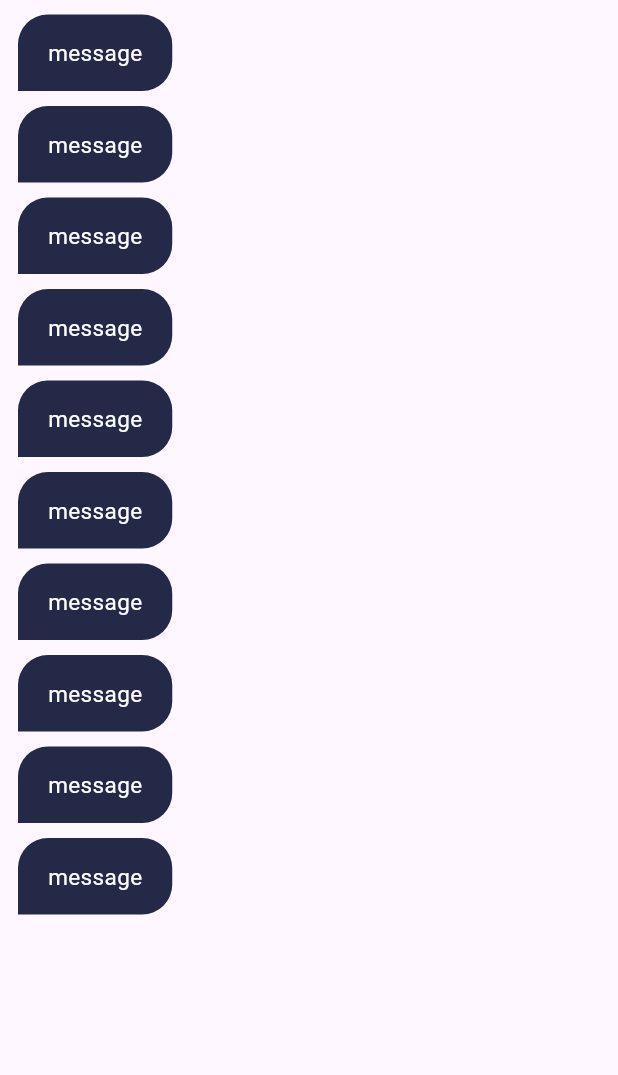
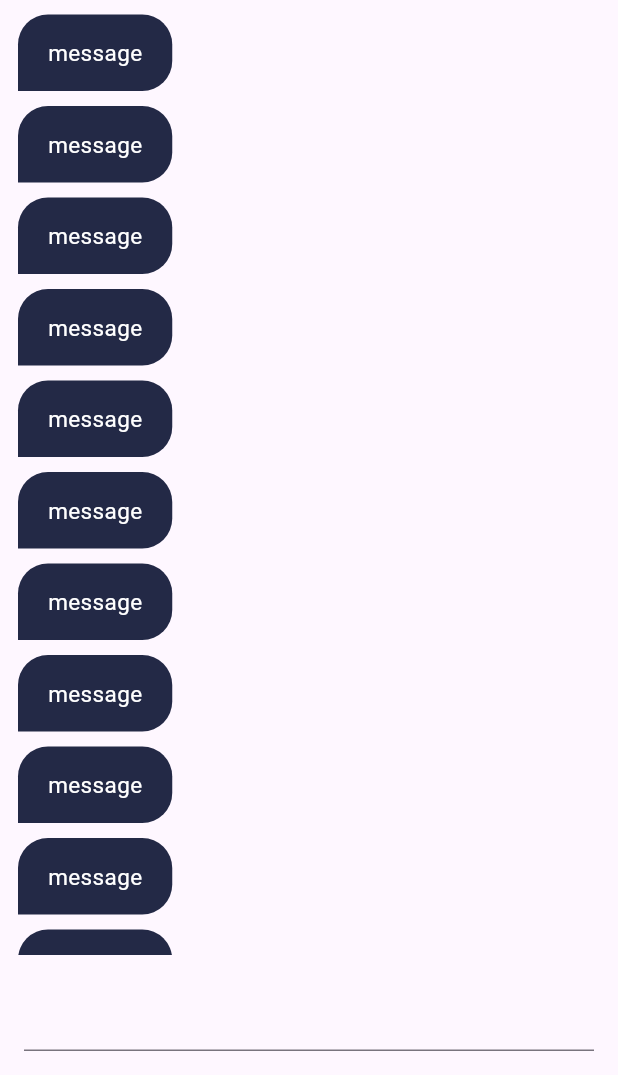
Before and after one commit to sahiralzakaria/Flutter-Learning-Apps-ChatApp, a Flutter app: the ChatPage screen opened by its route, on a phone screen of 412 x 824 dp, the part 161-1236 px from its top. Run offline on Flutter 3.47's test engine with Material 3 defaults, Android fonts, the light colour scheme and no system bars; our stand-ins replace firebase_auth, firebase_core, modal_progress_hud_nsn; accounts and stored records are empty; generated files the repository leaves out were written again.

Commit message:
textField

```diff
--- a/lib/pages/chat_page.dart
+++ b/lib/pages/chat_page.dart
@@ -32,7 +32,7 @@
               },
             ),
           ),
-          SizedBox(height: 100),
+          Padding(padding: const EdgeInsets.all(16), child: TextField()),
         ],
       ),
     );
```
